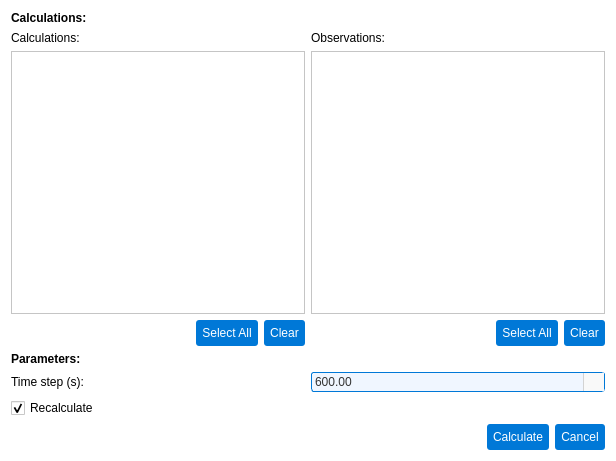
First picture: the form in pastrocore/gui_pyside/dialog_calculations.ui, repository Torward1024/pAstroCORE, before the edit.
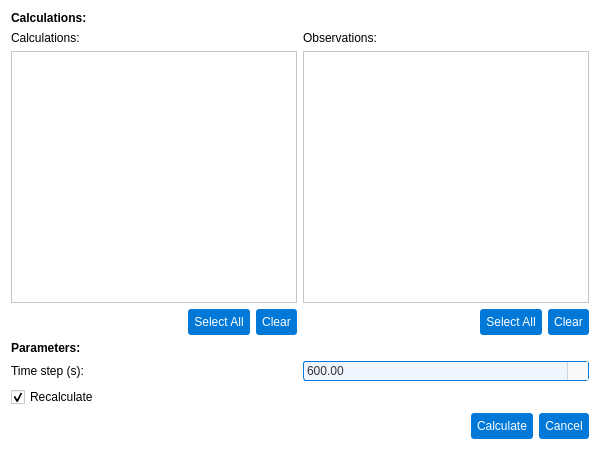
Second picture: the form after the edit. Icons and pictures are not drawn.

What changed in the file:
```diff
--- a/pastrocore/gui_pyside/dialog_calculations.ui
+++ b/pastrocore/gui_pyside/dialog_calculations.ui
@@ -9,10 +9,28 @@
    <rect>
     <x>0</x>
     <y>0</y>
-    <width>616</width>
-    <height>461</height>
+    <width>600</width>
+    <height>450</height>
    </rect>
   </property>
+  <property name="sizePolicy">
+   <sizepolicy hsizetype="Fixed" vsizetype="Fixed">
+    <horstretch>0</horstretch>
+    <verstretch>0</verstretch>
+   </sizepolicy>
+  </property>
+  <property name="minimumSize">
+   <size>
+    <width>600</width>
+    <height>450</height>
+   </size>
+  </property>
+  <property name="maximumSize">
+   <size>
+    <width>600</width>
+    <height>450</height>
+   </size>
+  </property>
   <property name="windowTitle">
    <string>Perform Calculations</string>
   </property>
```
